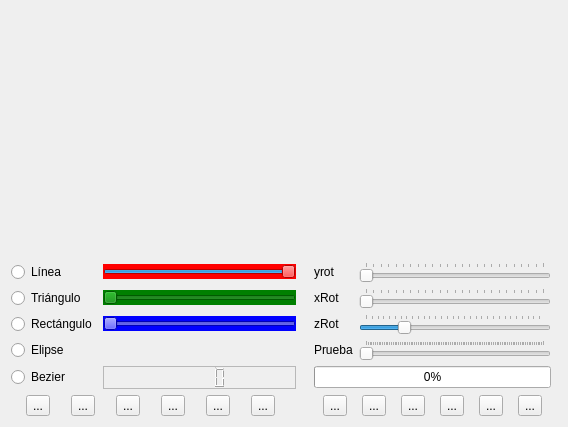
This is window.ui in belgrades/MyOpenGL as Qt 5 draws it before an edit. The edited form follows.
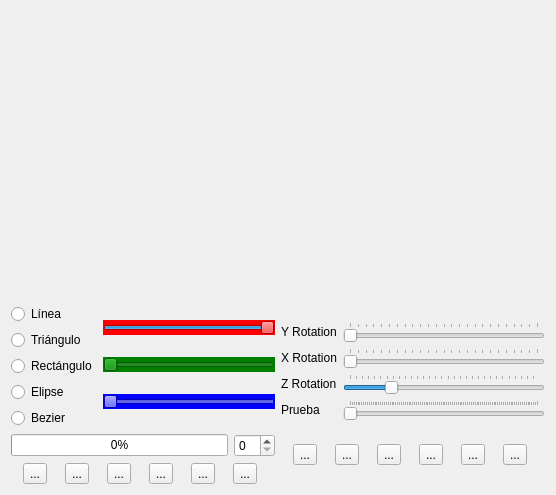
This is the edited form. Icons and pictures are not drawn. Custom widgets are drawn as their Qt base class.

```diff
--- a/window.ui
+++ b/window.ui
@@ -6,8 +6,8 @@
    <rect>
     <x>0</x>
     <y>0</y>
-    <width>568</width>
-    <height>427</height>
+    <width>556</width>
+    <height>495</height>
    </rect>
   </property>
   <property name="windowTitle">
@@ -18,109 +18,7 @@
     <normaloff>:/images/seo-panda-icon.png</normaloff>:/images/seo-panda-icon.png</iconset>
   </property>
   <layout class="QGridLayout" name="gridLayout">
-   <item row="7" column="1">
-    <widget class="QLCDNumber" name="numero_figuras">
-     <property name="layoutDirection">
-      <enum>Qt::LeftToRight</enum>
-     </property>
-     <property name="autoFillBackground">
-      <bool>true</bool>
-     </property>
-     <property name="frameShape">
-      <enum>QFrame::StyledPanel</enum>
-     </property>
-     <property name="frameShadow">
-      <enum>QFrame::Sunken</enum>
-     </property>
-     <property name="lineWidth">
-      <number>2</number>
-     </property>
-     <property name="midLineWidth">
-      <number>0</number>
-     </property>
-    </widget>
-   </item>
-   <item row="2" column="0">
-    <widget class="QRadioButton" name="linea_button">
-     <property name="text">
-      <string>Línea</string>
-     </property>
-    </widget>
-   </item>
-   <item row="7" column="0">
-    <widget class="QRadioButton" name="radioButton">
-     <property name="text">
-      <string>Bezier</string>
-     </property>
-    </widget>
-   </item>
-   <item row="3" column="0">
-    <widget class="QRadioButton" name="triangulo_button">
-     <property name="text">
-      <string>Triángulo</string>
-     </property>
-    </widget>
-   </item>
-   <item row="5" column="5">
-    <widget class="QSlider" name="myPrueba">
-     <property name="cursor">
-      <cursorShape>SplitHCursor</cursorShape>
-     </property>
-     <property name="orientation">
-      <enum>Qt::Horizontal</enum>
-     </property>
-     <property name="tickPosition">
-      <enum>QSlider::TicksAbove</enum>
-     </property>
-     <property name="tickInterval">
-      <number>1</number>
-     </property>
-    </widget>
-   </item>
-   <item row="7" column="4" colspan="2">
-    <widget class="QProgressBar" name="progressBar">
-     <property name="value">
-      <number>0</number>
-     </property>
-    </widget>
-   </item>
-   <item row="2" column="5">
-    <widget class="QSlider" name="rotYSlider">
-     <property name="maximum">
-      <number>360</number>
-     </property>
-     <property name="singleStep">
-      <number>16</number>
-     </property>
-     <property name="pageStep">
-      <number>15</number>
-     </property>
-     <property name="orientation">
-      <enum>Qt::Horizontal</enum>
-     </property>
-     <property name="tickPosition">
-      <enum>QSlider::TicksAbove</enum>
-     </property>
-     <property name="tickInterval">
-      <number>15</number>
-     </property>
-    </widget>
-   </item>
-   <item row="5" column="0">
-    <widget class="QRadioButton" name="elipse_button">
-     <property name="text">
-      <string>Elipse</string>
-     </property>
-    </widget>
-   </item>
-   <item row="4" column="0">
-    <widget class="QRadioButton" name="rectangulo_button">
-     <property name="text">
-      <string>Rectángulo</string>
-     </property>
-    </widget>
-   </item>
-   <item row="1" column="0" colspan="7">
+   <item row="0" column="0" colspan="5">
     <layout class="QHBoxLayout" name="horizontalLayout_6">
      <property name="sizeConstraint">
       <enum>QLayout::SetMaximumSize</enum>
@@ -153,167 +51,58 @@
      </item>
     </layout>
    </item>
-   <item row="9" column="4" colspan="3">
-    <layout class="QHBoxLayout" name="horizontalLayout_9">
+   <item row="1" column="0" colspan="5">
+    <layout class="QHBoxLayout" name="horizontalLayout_4">
      <item>
-      <widget class="QToolButton" name="toolButton_3">
-       <property name="text">
-        <string>...</string>
-       </property>
-       <property name="icon">
-        <iconset resource="application.qrc">
-         <normaloff>:/images/new.png</normaloff>:/images/new.png</iconset>
-       </property>
-       <property name="iconSize">
-        <size>
-         <width>32</width>
-         <height>32</height>
-        </size>
-       </property>
-      </widget>
-     </item>
+      <layout class="QVBoxLayout" name="verticalLayout_7">
      <item>
-      <widget class="QToolButton" name="toolButton_10">
+        <layout class="QHBoxLayout" name="horizontalLayout_7">
+         <item>
+          <layout class="QVBoxLayout" name="verticalLayout_10">
+           <item>
+            <widget class="QRadioButton" name="linea_button">
        <property name="text">
-        <string>...</string>
-       </property>
-       <property name="icon">
-        <iconset resource="application.qrc">
-         <normaloff>:/images/Button-Info-icon.png</normaloff>:/images/Button-Info-icon.png</iconset>
-       </property>
-       <property name="iconSize">
-        <size>
-         <width>32</width>
-         <height>32</height>
-        </size>
-       </property>
+              <string>Línea</string>
+             </property>
       </widget>
      </item>
      <item>
-      <widget class="QToolButton" name="toolButton_11">
+            <widget class="QRadioButton" name="triangulo_button">
        <property name="text">
-        <string>...</string>
-       </property>
-       <property name="icon">
-        <iconset resource="application.qrc">
-         <normaloff>:/images/Button-Turn-Off-icon.png</normaloff>:/images/Button-Turn-Off-icon.png</iconset>
-       </property>
-       <property name="iconSize">
-        <size>
-         <width>32</width>
-         <height>32</height>
-        </size>
-       </property>
+              <string>Triángulo</string>
+             </property>
       </widget>
      </item>
      <item>
-      <widget class="QToolButton" name="toolButton">
+            <widget class="QRadioButton" name="rectangulo_button">
        <property name="text">
-        <string>...</string>
-       </property>
-       <property name="icon">
-        <iconset resource="application.qrc">
-         <normaloff>:/images/cut.png</normaloff>:/images/cut.png</iconset>
-       </property>
-       <property name="iconSize">
-        <size>
-         <width>32</width>
-         <height>32</height>
-        </size>
-       </property>
+              <string>Rectángulo</string>
+             </property>
       </widget>
      </item>
      <item>
-      <widget class="QToolButton" name="abrir_archivo">
+            <widget class="QRadioButton" name="elipse_button">
        <property name="text">
-        <string>...</string>
-       </property>
-       <property name="icon">
-        <iconset resource="application.qrc">
-         <normaloff>:/images/open.png</normaloff>:/images/open.png</iconset>
-       </property>
-       <property name="iconSize">
-        <size>
-         <width>32</width>
-         <height>32</height>
-        </size>
-       </property>
+              <string>Elipse</string>
+             </property>
       </widget>
      </item>
      <item>
-      <widget class="QToolButton" name="toolButton_2">
-       <property name="acceptDrops">
-        <bool>false</bool>
-       </property>
+            <widget class="QRadioButton" name="radioButton">
        <property name="text">
-        <string>...</string>
-       </property>
-       <property name="icon">
-        <iconset resource="application.qrc">
-         <normaloff>:/images/Actions-window-fullscreen-icon.png</normaloff>:/images/Actions-window-fullscreen-icon.png</iconset>
-       </property>
-       <property name="iconSize">
-        <size>
-         <width>32</width>
-         <height>32</height>
-        </size>
-       </property>
-       <property name="toolButtonStyle">
-        <enum>Qt::ToolButtonFollowStyle</enum>
+              <string>Bezier</string>
        </property>
       </widget>
      </item>
     </layout>
    </item>
-   <item row="4" column="5">
-    <widget class="QSlider" name="rotZSlider">
-     <property name="minimum">
-      <number>-100</number>
-     </property>
-     <property name="maximum">
-      <number>360</number>
-     </property>
-     <property name="singleStep">
-      <number>16</number>
-     </property>
-     <property name="pageStep">
-      <number>15</number>
-     </property>
-     <property name="orientation">
-      <enum>Qt::Horizontal</enum>
-     </property>
-     <property name="tickPosition">
-      <enum>QSlider::TicksAbove</enum>
-     </property>
-     <property name="tickInterval">
-      <number>15</number>
-     </property>
-    </widget>
-   </item>
-   <item row="3" column="5">
-    <widget class="QSlider" name="rotXSlider">
-     <property name="maximum">
-      <number>360</number>
-     </property>
-     <property name="singleStep">
-      <number>16</number>
-     </property>
-     <property name="pageStep">
-      <number>15</number>
-     </property>
-     <property name="orientation">
-      <enum>Qt::Horizontal</enum>
-     </property>
-     <property name="tickPosition">
-      <enum>QSlider::TicksAbove</enum>
-     </property>
-     <property name="tickInterval">
-      <number>15</number>
-     </property>
-    </widget>
-   </item>
-   <item row="2" column="1">
+         <item>
+          <layout class="QVBoxLayout" name="verticalLayout_12">
+           <item>
     <widget class="QSlider" name="horizontalSlider">
+             <property name="enabled">
+              <bool>true</bool>
+             </property>
      <property name="sizePolicy">
       <sizepolicy hsizetype="MinimumExpanding" vsizetype="Fixed">
        <horstretch>0</horstretch>
@@ -335,9 +124,56 @@
      <property name="orientation">
       <enum>Qt::Horizontal</enum>
      </property>
-    </widget>
-   </item>
-   <item row="9" column="0" colspan="2">
+             <property name="tickPosition">
+              <enum>QSlider::NoTicks</enum>
+             </property>
+            </widget>
+           </item>
+           <item>
+            <widget class="QSlider" name="horizontalSlider_2">
+             <property name="styleSheet">
+              <string notr="true">background-color: green</string>
+             </property>
+             <property name="maximum">
+              <number>255</number>
+             </property>
+             <property name="orientation">
+              <enum>Qt::Horizontal</enum>
+             </property>
+            </widget>
+           </item>
+           <item>
+            <widget class="QSlider" name="horizontalSlider_3">
+             <property name="styleSheet">
+              <string notr="true">background-color: blue</string>
+             </property>
+             <property name="maximum">
+              <number>255</number>
+             </property>
+             <property name="orientation">
+              <enum>Qt::Horizontal</enum>
+             </property>
+            </widget>
+           </item>
+          </layout>
+         </item>
+        </layout>
+       </item>
+       <item>
+        <layout class="QHBoxLayout" name="horizontalLayout">
+         <item>
+          <widget class="QProgressBar" name="progressBar">
+           <property name="value">
+            <number>0</number>
+           </property>
+          </widget>
+         </item>
+         <item>
+          <widget class="QSpinBox" name="spin_box"/>
+         </item>
+        </layout>
+       </item>
+       <item>
     <layout class="QHBoxLayout" name="horizontalLayout_2">
      <item>
       <widget class="QToolButton" name="toolButton_6">
@@ -407,23 +243,6 @@
        </property>
       </widget>
      </item>
-     <item>
-      <widget class="QToolButton" name="toolButton_8">
-       <property name="text">
-        <string>...</string>
-       </property>
-       <property name="icon">
-        <iconset resource="application.qrc">
-         <normaloff>:/images/Button-Refresh-icon.png</normaloff>:/images/Button-Refresh-icon.png</iconset>
-       </property>
-       <property name="iconSize">
-        <size>
-         <width>32</width>
-         <height>32</height>
-        </size>
-       </property>
-      </widget>
-     </item>
      <item>
       <widget class="QToolButton" name="toolButton_9">
        <property name="text">
@@ -441,62 +260,37 @@
        </property>
       </widget>
      </item>
-    </layout>
-   </item>
-   <item row="4" column="1">
-    <widget class="QSlider" name="horizontalSlider_3">
-     <property name="styleSheet">
-      <string notr="true">background-color: blue</string>
-     </property>
-     <property name="maximum">
-      <number>255</number>
-     </property>
-     <property name="orientation">
-      <enum>Qt::Horizontal</enum>
+         <item>
+          <widget class="QToolButton" name="toolButton_8">
+           <property name="text">
+            <string>...</string>
+           </property>
+           <property name="icon">
+            <iconset resource="application.qrc">
+             <normaloff>:/images/Button-Refresh-icon.png</normaloff>:/images/Button-Refresh-icon.png</iconset>
+           </property>
+           <property name="iconSize">
+            <size>
+             <width>32</width>
+             <height>32</height>
+            </size>
      </property>
     </widget>
    </item>
-   <item row="3" column="1">
-    <widget class="QSlider" name="horizontalSlider_2">
-     <property name="styleSheet">
-      <string notr="true">background-color: green</string>
-     </property>
-     <property name="maximum">
-      <number>255</number>
-     </property>
-     <property name="orientation">
-      <enum>Qt::Horizontal</enum>
-     </property>
-    </widget>
-   </item>
-   <item row="5" column="4">
-    <widget class="QLabel" name="label_4">
-     <property name="text">
-      <string>Prueba</string>
-     </property>
-    </widget>
-   </item>
-   <item row="4" column="4">
-    <widget class="QLabel" name="label_3">
-     <property name="text">
-      <string>zRot</string>
-     </property>
-    </widget>
-   </item>
-   <item row="3" column="4">
-    <widget class="QLabel" name="label">
-     <property name="text">
-      <string>xRot</string>
-     </property>
-     <property name="margin">
-      <number>0</number>
-     </property>
-    </widget>
-   </item>
-   <item row="2" column="4">
+        </layout>
+       </item>
+      </layout>
+     </item>
+     <item>
+      <layout class="QVBoxLayout" name="verticalLayout_8">
+       <item>
+        <layout class="QHBoxLayout" name="horizontalLayout_8">
+         <item>
+          <layout class="QVBoxLayout" name="verticalLayout_14">
+           <item>
     <widget class="QLabel" name="label_2">
      <property name="text">
-      <string>yrot</string>
+              <string>Y Rotation</string>
      </property>
      <property name="alignment">
       <set>Qt::AlignJustify|Qt::AlignVCenter</set>
@@ -512,6 +306,239 @@
      </property>
     </widget>
    </item>
+           <item>
+            <widget class="QLabel" name="label">
+             <property name="text">
+              <string>X Rotation</string>
+             </property>
+             <property name="margin">
+              <number>0</number>
+             </property>
+            </widget>
+           </item>
+           <item>
+            <widget class="QLabel" name="label_3">
+             <property name="text">
+              <string>Z Rotation</string>
+             </property>
+            </widget>
+           </item>
+           <item>
+            <widget class="QLabel" name="label_4">
+             <property name="text">
+              <string>Prueba</string>
+             </property>
+            </widget>
+           </item>
+          </layout>
+         </item>
+         <item>
+          <layout class="QVBoxLayout" name="verticalLayout_15">
+           <item>
+            <widget class="QSlider" name="rotYSlider">
+             <property name="maximum">
+              <number>360</number>
+             </property>
+             <property name="singleStep">
+              <number>16</number>
+             </property>
+             <property name="pageStep">
+              <number>15</number>
+             </property>
+             <property name="orientation">
+              <enum>Qt::Horizontal</enum>
+             </property>
+             <property name="tickPosition">
+              <enum>QSlider::TicksAbove</enum>
+             </property>
+             <property name="tickInterval">
+              <number>15</number>
+             </property>
+            </widget>
+           </item>
+           <item>
+            <widget class="QSlider" name="rotXSlider">
+             <property name="maximum">
+              <number>360</number>
+             </property>
+             <property name="singleStep">
+              <number>16</number>
+             </property>
+             <property name="pageStep">
+              <number>15</number>
+             </property>
+             <property name="orientation">
+              <enum>Qt::Horizontal</enum>
+             </property>
+             <property name="tickPosition">
+              <enum>QSlider::TicksAbove</enum>
+             </property>
+             <property name="tickInterval">
+              <number>15</number>
+             </property>
+            </widget>
+           </item>
+           <item>
+            <widget class="QSlider" name="rotZSlider">
+             <property name="minimum">
+              <number>-100</number>
+             </property>
+             <property name="maximum">
+              <number>360</number>
+             </property>
+             <property name="singleStep">
+              <number>16</number>
+             </property>
+             <property name="pageStep">
+              <number>15</number>
+             </property>
+             <property name="orientation">
+              <enum>Qt::Horizontal</enum>
+             </property>
+             <property name="tickPosition">
+              <enum>QSlider::TicksAbove</enum>
+             </property>
+             <property name="tickInterval">
+              <number>15</number>
+             </property>
+            </widget>
+           </item>
+           <item>
+            <widget class="QSlider" name="myPrueba">
+             <property name="cursor">
+              <cursorShape>SplitHCursor</cursorShape>
+             </property>
+             <property name="orientation">
+              <enum>Qt::Horizontal</enum>
+             </property>
+             <property name="tickPosition">
+              <enum>QSlider::TicksAbove</enum>
+             </property>
+             <property name="tickInterval">
+              <number>1</number>
+             </property>
+            </widget>
+           </item>
+          </layout>
+         </item>
+        </layout>
+       </item>
+       <item>
+        <layout class="QHBoxLayout" name="horizontalLayout_9">
+         <item>
+          <widget class="QToolButton" name="toolButton_10">
+           <property name="text">
+            <string>...</string>
+           </property>
+           <property name="icon">
+            <iconset resource="application.qrc">
+             <normaloff>:/images/Button-Info-icon.png</normaloff>:/images/Button-Info-icon.png</iconset>
+           </property>
+           <property name="iconSize">
+            <size>
+             <width>32</width>
+             <height>32</height>
+            </size>
+           </property>
+          </widget>
+         </item>
+         <item>
+          <widget class="QToolButton" name="toolButton_3">
+           <property name="text">
+            <string>...</string>
+           </property>
+           <property name="icon">
+            <iconset resource="application.qrc">
+             <normaloff>:/images/new.png</normaloff>:/images/new.png</iconset>
+           </property>
+           <property name="iconSize">
+            <size>
+             <width>32</width>
+             <height>32</height>
+            </size>
+           </property>
+          </widget>
+         </item>
+         <item>
+          <widget class="QToolButton" name="toolButton">
+           <property name="text">
+            <string>...</string>
+           </property>
+           <property name="icon">
+            <iconset resource="application.qrc">
+             <normaloff>:/images/cut.png</normaloff>:/images/cut.png</iconset>
+           </property>
+           <property name="iconSize">
+            <size>
+             <width>32</width>
+             <height>32</height>
+            </size>
+           </property>
+          </widget>
+         </item>
+         <item>
+          <widget class="QToolButton" name="abrir_archivo">
+           <property name="text">
+            <string>...</string>
+           </property>
+           <property name="icon">
+            <iconset resource="application.qrc">
+             <normaloff>:/images/open.png</normaloff>:/images/open.png</iconset>
+           </property>
+           <property name="iconSize">
+            <size>
+             <width>32</width>
+             <height>32</height>
+            </size>
+           </property>
+          </widget>
+         </item>
+         <item>
+          <widget class="QToolButton" name="toolButton_2">
+           <property name="acceptDrops">
+            <bool>false</bool>
+           </property>
+           <property name="text">
+            <string>...</string>
+           </property>
+           <property name="icon">
+            <iconset resource="application.qrc">
+             <normaloff>:/images/Actions-window-fullscreen-icon.png</normaloff>:/images/Actions-window-fullscreen-icon.png</iconset>
+           </property>
+           <property name="iconSize">
+            <size>
+             <width>32</width>
+             <height>32</height>
+            </size>
+           </property>
+           <property name="toolButtonStyle">
+            <enum>Qt::ToolButtonFollowStyle</enum>
+           </property>
+          </widget>
+         </item>
+         <item>
+          <widget class="QToolButton" name="toolButton_11">
+           <property name="text">
+            <string>...</string>
+           </property>
+           <property name="icon">
+            <iconset resource="application.qrc">
+             <normaloff>:/images/Button-Turn-Off-icon.png</normaloff>:/images/Button-Turn-Off-icon.png</iconset>
+           </property>
+           <property name="iconSize">
+            <size>
+             <width>32</width>
+             <height>32</height>
+            </size>
+           </property>
+          </widget>
+         </item>
+        </layout>
+       </item>
+      </layout>
+     </item>
+    </layout>
+   </item>
   </layout>
  </widget>
  <layoutdefault spacing="6" margin="11"/>
```
Left out of the diff: 115 changed lines with no effect on the pictures. Lines whose indentation alone changed are shown as unchanged.
